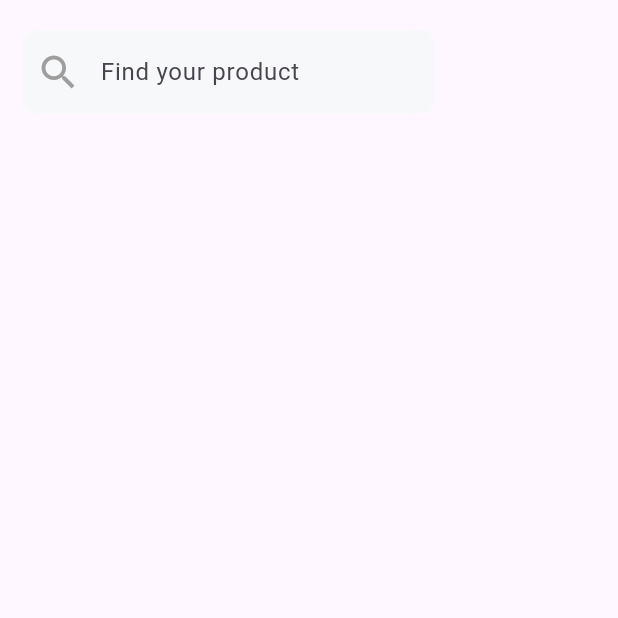
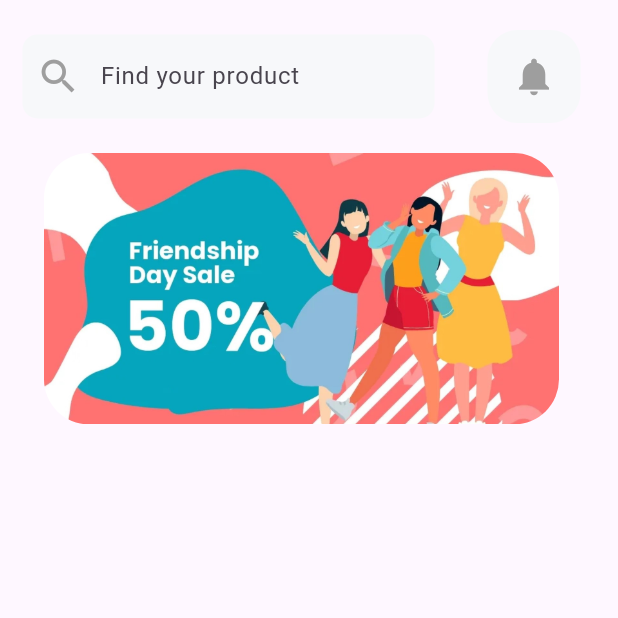
Before and after one commit to iyamujoshua/shopping_app, a Flutter app: the screen it shows after launch, on a phone screen of 412 x 824 dp, the top half of it. Run offline on Flutter 3.47's test engine with Material 2 defaults, Android fonts, the phone set to English and light mode, and no system bars.

Commit message:
promo card

```diff
--- a/lib/screens/MyHomePage.dart
+++ b/lib/screens/MyHomePage.dart
@@ -30,39 +30,65 @@ class _MyHomePageState extends State<MyHomePage> {
     return Scaffold(
       body: SingleChildScrollView(
         child: SafeArea(
-          child:
-        Padding(
+            child: Padding(
           padding: EdgeInsets.only(top: 20, left: 15),
           child: Column(
             mainAxisAlignment: MainAxisAlignment.start,
             children: [
-              Padding(padding: EdgeInsets.only(right: 25),
+              Padding(
+                padding: EdgeInsets.only(right: 25),
                 child: Row(
                   mainAxisAlignment: MainAxisAlignment.spaceBetween,
                   children: [
                     Container(
-                    width: MediaQuery.of(context).size.width /1.5,
+                      width: MediaQuery.of(context).size.width / 1.5,
                       decoration: BoxDecoration(
                         color: Color(0xFFF7F8FA),
                         borderRadius: BorderRadius.circular(10),
                       ),
-
                       child: TextFormField(
                         decoration: InputDecoration(
                             label: Text("Find your product"),
                             border: InputBorder.none,
-                        prefixIcon: Icon(Icons.search, size: 30, color: Colors.grey,)
+                            prefixIcon: Icon(
+                              Icons.search,
+                              size: 30,
+                              color: Colors.grey,
+                            )),
                       ),
                     ),
-                  )
-
+                    Container(
+                      padding: EdgeInsets.all(7),
+                      decoration: BoxDecoration(
+                          color: Color(0xFFF7F8FA),
+                          borderRadius: BorderRadius.circular(20)),
+                      child: IconButton(
+                          onPressed: () {},
+                          icon: Icon(
+                            Icons.notifications,
+                            size: 30,
+                            color: Colors.grey,
+                          )),
+                    ),
                   ],
                 ),
               ),
+
+              Container(
+                margin: EdgeInsets.only(right: 25, top: 20),
+                alignment: Alignment.center,
+                child: ClipRRect(
+                  borderRadius: BorderRadius.circular(30),
+                  child: Image.asset("asset/cover.jpg",
+                  width: MediaQuery.of(context).size.width /1.2,
+                  fit: BoxFit.contain,
+                  ),
+
+                ),
+              )
             ],
           ),
-          )
-        ),
+        )),
       ),
     );
   }
```
Lines whose indentation alone changed are shown as unchanged.
